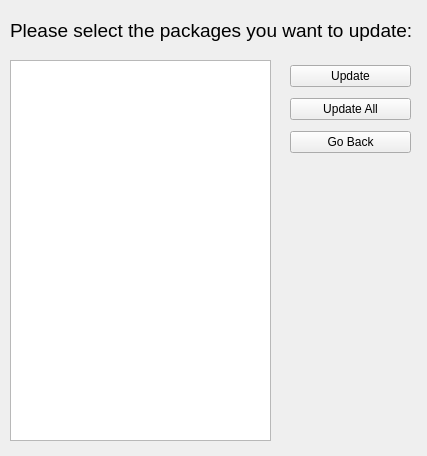
GDGVIT/pip-gui, file UI_Files/updateScreen.ui: the form before one commit.
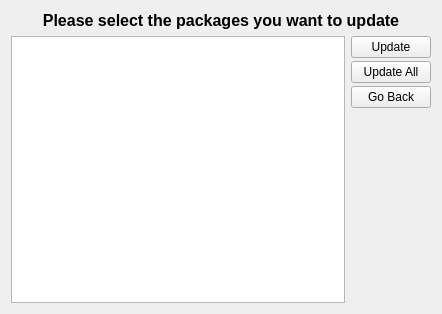
The form after the commit.

Patch:
```diff
--- a/UI_Files/updateScreen.ui
+++ b/UI_Files/updateScreen.ui
@@ -6,36 +6,59 @@
    <rect>
     <x>0</x>
     <y>0</y>
-    <width>427</width>
-    <height>456</height>
+    <width>439</width>
+    <height>314</height>
    </rect>
   </property>
   <property name="windowTitle">
    <string>Update Packages</string>
   </property>
+  <layout class="QGridLayout" name="gridLayout">
+   <item row="0" column="0">
+    <layout class="QVBoxLayout" name="verticalLayout_2">
+     <item>
+      <widget class="QLabel" name="label">
+       <property name="sizePolicy">
+        <sizepolicy hsizetype="Preferred" vsizetype="Fixed">
+         <horstretch>0</horstretch>
+         <verstretch>0</verstretch>
+        </sizepolicy>
+       </property>
+       <property name="font">
+        <font>
+         <pointsize>12</pointsize>
+         <weight>75</weight>
+         <bold>true</bold>
+        </font>
+       </property>
+       <property name="text">
+        <string>Please select the packages you want to update</string>
+       </property>
+       <property name="alignment">
+        <set>Qt::AlignCenter</set>
+       </property>
+      </widget>
+     </item>
+     <item>
+      <layout class="QHBoxLayout" name="horizontalLayout">
+       <item>
   <widget class="QListWidget" name="listWidget">
-   <property name="geometry">
-    <rect>
-     <x>10</x>
-     <y>60</y>
-     <width>261</width>
-     <height>381</height>
-    </rect>
+         <property name="minimumSize">
+          <size>
+           <width>334</width>
+           <height>267</height>
+          </size>
    </property>
    <property name="selectionMode">
     <enum>QAbstractItemView::MultiSelection</enum>
    </property>
   </widget>
-  <widget class="QWidget" name="verticalLayoutWidget">
-   <property name="geometry">
-    <rect>
-     <x>290</x>
-     <y>60</y>
-     <width>121</width>
-     <height>98</height>
-    </rect>
-   </property>
+       </item>
+       <item>
    <layout class="QVBoxLayout" name="verticalLayout">
+         <property name="spacing">
+          <number>3</number>
+         </property>
     <item>
      <widget class="QPushButton" name="btnUpdate">
       <property name="text">
@@ -57,26 +80,26 @@
       </property>
      </widget>
     </item>
-   </layout>
-  </widget>
-  <widget class="QLabel" name="label">
-   <property name="geometry">
-    <rect>
-     <x>10</x>
-     <y>20</y>
-     <width>401</width>
-     <height>21</height>
-    </rect>
-   </property>
-   <property name="font">
-    <font>
-     <pointsize>14</pointsize>
-    </font>
-   </property>
-   <property name="text">
-    <string>Please select the packages you want to update:</string>
-   </property>
-  </widget>
+         <item>
+          <spacer name="verticalSpacer">
+           <property name="orientation">
+            <enum>Qt::Vertical</enum>
+           </property>
+           <property name="sizeHint" stdset="0">
+            <size>
+             <width>20</width>
+             <height>40</height>
+            </size>
+           </property>
+          </spacer>
+         </item>
+        </layout>
+       </item>
+      </layout>
+     </item>
+    </layout>
+   </item>
+  </layout>
  </widget>
  <resources/>
  <connections/>
```
Lines whose indentation alone changed are shown as unchanged.
